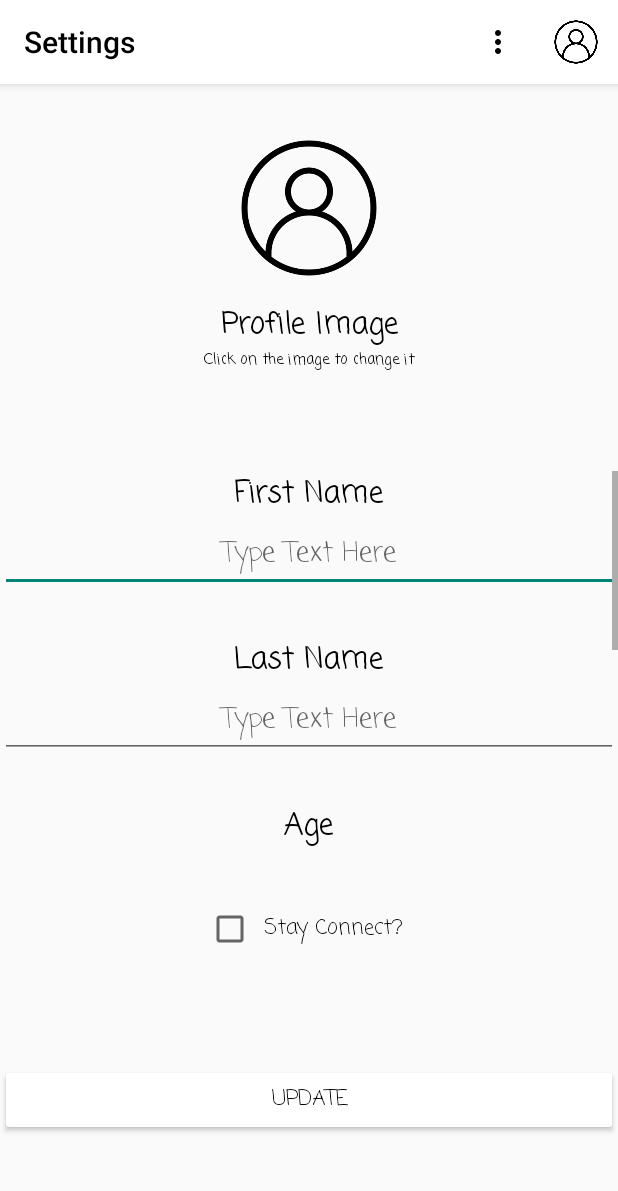
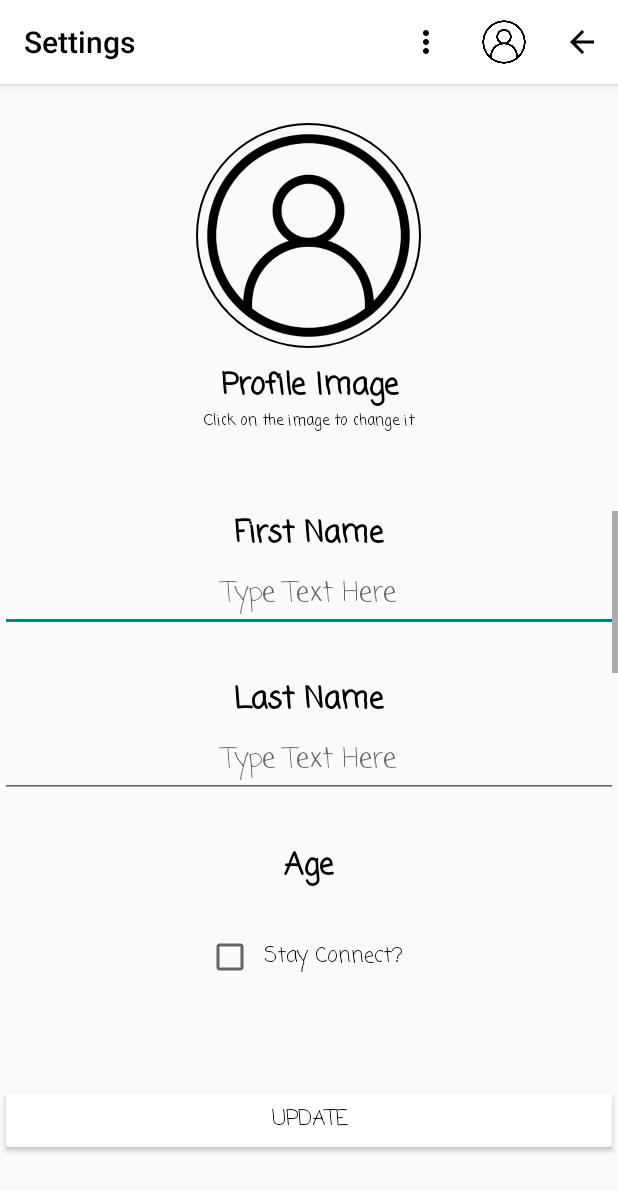
Before and after one commit to dd0167/BetaVersion, an Android app: the SettingsActivity screen opened directly, with no data from a screen before it, on a phone screen of 412 x 824 dp. Shown: the top 1191 px of the screen. Run offline under Robolectric (Android 15) with nearby library versions, the phone set to English and light mode, and no system bars; our stand-ins replace CircleImageView, Firebase (no records; nobody signed in at launch, a user with empty details on screens opened directly); Roboto replaces fonts that are not available here; 7 statements that could not run were skipped.

Commit message:
18/12/2021 - 23:30 update SettingsActivity update manu - add back button

```diff
--- a/app/build.gradle
+++ b/app/build.gradle
@@ -41,4 +41,5 @@ dependencies {
     androidTestImplementation 'androidx.test.espresso:espresso-core:3.4.0'
 
     implementation 'com.github.bumptech.glide:glide:4.8.0'
+    implementation 'de.hdodenhof:circleimageview:2.1.0'
 }
--- a/app/src/main/java/com/example/betaversion/LoginActivity.java
+++ b/app/src/main/java/com/example/betaversion/LoginActivity.java
@@ -9,6 +9,7 @@ import androidx.appcompat.app.AppCompatActivity;
 import android.content.Context;
 import android.content.Intent;
 import android.content.SharedPreferences;
+import android.content.pm.ActivityInfo;
 import android.net.ConnectivityManager;
 import android.net.NetworkInfo;
 import android.net.Uri;
@@ -51,6 +52,8 @@ public class LoginActivity extends AppCompatActivity {
     protected void onCreate(Bundle savedInstanceState) {
         super.onCreate(savedInstanceState);
         setContentView(R.layout.activity_login);
+
+        this.setRequestedOrientation(ActivityInfo.SCREEN_ORIENTATION_PORTRAIT); //Disable Screen Rotation
 
         getSupportActionBar().hide();
 
--- a/app/src/main/java/com/example/betaversion/SignupActivity.java
+++ b/app/src/main/java/com/example/betaversion/SignupActivity.java
@@ -13,6 +13,7 @@ import android.content.Context;
 import android.content.DialogInterface;
 import android.content.Intent;
 import android.content.SharedPreferences;
+import android.content.pm.ActivityInfo;
 import android.graphics.Color;
 import android.graphics.Typeface;
 import android.net.ConnectivityManager;
@@ -61,6 +62,8 @@ public class SignupActivity extends AppCompatActivity {
     protected void onCreate(Bundle savedInstanceState) {
         super.onCreate(savedInstanceState);
         setContentView(R.layout.activity_signup);
+
+        this.setRequestedOrientation(ActivityInfo.SCREEN_ORIENTATION_PORTRAIT); //Disable Screen Rotation
 
         getSupportActionBar().hide();
 
--- a/app/src/main/java/com/example/betaversion/SplashActivity.java
+++ b/app/src/main/java/com/example/betaversion/SplashActivity.java
@@ -4,6 +4,7 @@ import androidx.appcompat.app.ActionBar;
 import androidx.appcompat.app.AppCompatActivity;
 
 import android.content.Intent;
+import android.content.pm.ActivityInfo;
 import android.os.Bundle;
 import android.os.Handler;
 
@@ -15,6 +16,8 @@ public class SplashActivity extends AppCompatActivity {
     protected void onCreate(Bundle savedInstanceState) {
         super.onCreate(savedInstanceState);
         setContentView(R.layout.activity_splash);
+
+        this.setRequestedOrientation(ActivityInfo.SCREEN_ORIENTATION_PORTRAIT); //Disable Screen Rotation
 
         ActionBar actionBar = getSupportActionBar();
         actionBar.hide();
--- /dev/null
+++ b/app/src/main/res/drawable/ic_back.xml
@@ -0,0 +1,10 @@
+<vector xmlns:android="http://schemas.android.com/apk/res/android"
+    android:width="24dp"
+    android:height="24dp"
+    android:viewportWidth="24"
+    android:viewportHeight="24"
+    android:autoMirrored="true">
+  <path
+      android:fillColor="@android:color/black"
+      android:pathData="M20,11H7.83l5.59,-5.59L12,4l-8,8 8,8 1.41,-1.41L7.83,13H20v-2z"/>
+</vector>
--- a/app/src/main/res/layout/activity_settings.xml
+++ b/app/src/main/res/layout/activity_settings.xml
@@ -12,13 +12,15 @@
         android:layout_height="wrap_content"
         android:layout_weight="25" />
 
-    <ImageView
+    <de.hdodenhof.circleimageview.CircleImageView
         android:id="@+id/user_image_settings"
-        android:layout_width="100dp"
-        android:layout_height="100dp"
+        android:layout_width="150dp"
+        android:layout_height="150dp"
         android:layout_gravity="center"
+        android:background="@color/transparent"
         android:onClick="change_image"
-        app:srcCompat="@drawable/user_icon"
+        android:src="@drawable/user_icon"
+        app:civ_border_width="1dp"
         tools:ignore="SpeakableTextPresentCheck" />
 
     <Space
@@ -33,7 +35,8 @@
         android:gravity="center"
         android:text="Profile Image"
         android:textColor="@color/black"
-        android:textSize="20sp" />
+        android:textSize="20sp"
+        android:textStyle="bold" />
 
     <TextView
         android:layout_width="match_parent"
@@ -65,7 +68,8 @@
                 android:gravity="center"
                 android:text="First Name"
                 android:textColor="@color/black"
-                android:textSize="20sp" />
+                android:textSize="20sp"
+                android:textStyle="bold" />
 
             <EditText
                 android:id="@+id/et_first_name_settings"
@@ -88,7 +92,8 @@
                 android:gravity="center"
                 android:text="Last Name"
                 android:textColor="@color/black"
-                android:textSize="20sp" />
+                android:textSize="20sp"
+                android:textStyle="bold" />
 
             <EditText
                 android:id="@+id/et_last_name_settings"
@@ -111,7 +116,8 @@
                 android:gravity="center"
                 android:text="Age"
                 android:textColor="@color/black"
-                android:textSize="20sp" />
+                android:textSize="20sp"
+                android:textStyle="bold" />
 
             <EditText
                 android:id="@+id/et_age_settings"
@@ -134,7 +140,8 @@
                 android:gravity="center"
                 android:text="Home Address"
                 android:textColor="@color/black"
-                android:textSize="20sp" />
+                android:textSize="20sp"
+                android:textStyle="bold" />
 
             <EditText
                 android:id="@+id/et_home_address_settings"
@@ -157,7 +164,8 @@
                 android:gravity="center"
                 android:text="Phone Number"
                 android:textColor="@color/black"
-                android:textSize="20sp" />
+                android:textSize="20sp"
+                android:textStyle="bold" />
 
             <EditText
                 android:id="@+id/et_phone_number_settings"
@@ -168,6 +176,19 @@
                 android:gravity="center"
                 android:hint="Type Text Here"
                 android:inputType="phone" />
+
+            <Space
+                android:layout_width="match_parent"
+                android:layout_height="30dp" />
+
+            <TextView
+                android:layout_width="match_parent"
+                android:layout_height="wrap_content"
+                android:fontFamily="casual"
+                android:gravity="center"
+                android:text="After entering all the required data, click Update"
+                android:textColor="@color/black"
+                android:textSize="15sp" />
 
         </LinearLayout>
     </ScrollView>
--- a/app/src/main/res/menu/menu.xml
+++ b/app/src/main/res/menu/menu.xml
@@ -31,4 +31,9 @@
                 android:title="Log Out"></item>
         </menu>
     </item>
+    <item
+        android:icon="@drawable/ic_back"
+        android:title="Back"
+        app:showAsAction="always" />
+
 </menu>
--- a/app/src/main/res/values/colors.xml
+++ b/app/src/main/res/values/colors.xml
@@ -7,4 +7,5 @@
     <color name="teal_700">#FF018786</color>
     <color name="black">#FF000000</color>
     <color name="white">#FFFFFFFF</color>
+    <color name="transparent">#00FFFFFF</color>
 </resources>
```
Also changed, not shown: app/src/main/java/com/example/betaversion/CreditsActivity.java (+15 -11 lines), app/src/main/java/com/example/betaversion/MainActivity.java (+15 -7 lines), app/src/main/java/com/example/betaversion/SettingsActivity.java (+16 -6 lines), app/src/main/res/layout/activity_credits.xml (+0 -15 lines).
